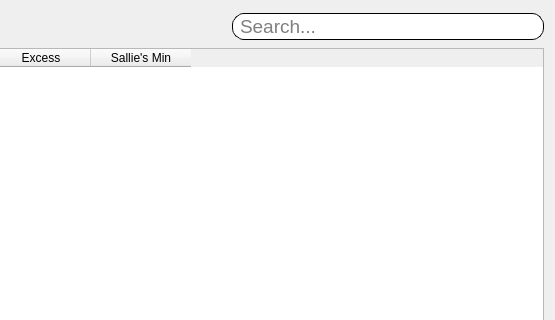
Qt form ui/remove.ui (pcdshub/stock-management) before a commit; both pictures show x 721 to 1276 and y 0 to 320 of the 1276 by 791 pixel window.
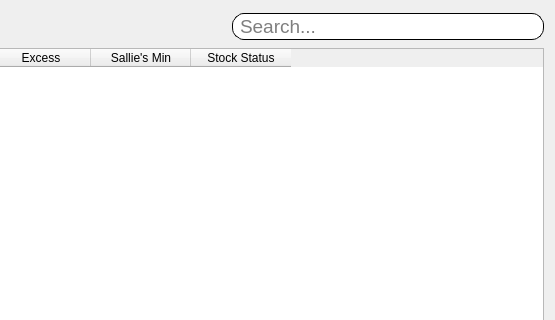
The same form after that commit.

Commit message:
Added status enum to table columns
- Admin can now easily see what needs to be reordered instead of viewing several numbers.

- Numbers correlated to status are currently 1, 0, 0>, which can all be updated later if needed.

The edit to the form file:
```diff
--- a/ui/remove.ui
+++ b/ui/remove.ui
@@ -131,6 +131,11 @@
        <string>Sallie's Min</string>
       </property>
      </column>
+     <column>
+      <property name="text">
+       <string>Stock Status</string>
+      </property>
+     </column>
     </widget>
    </item>
   </layout>
```
The commit also changes 2 other files.
